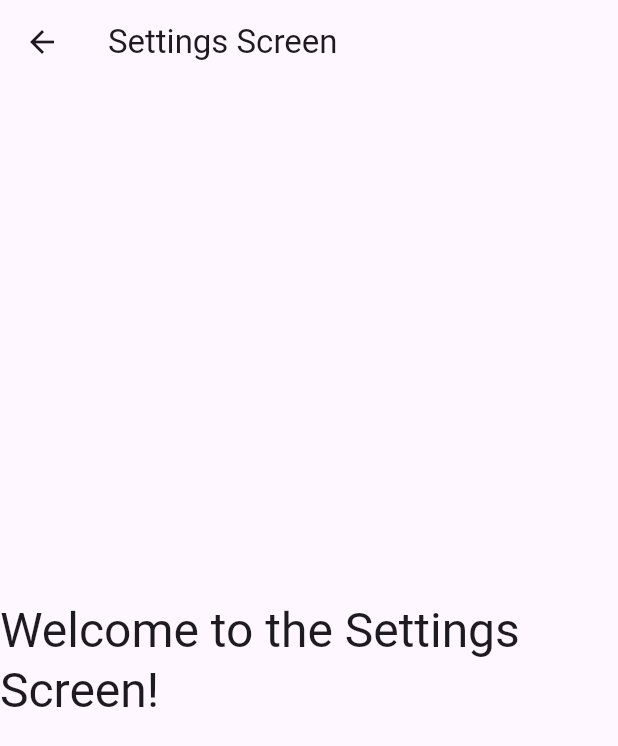
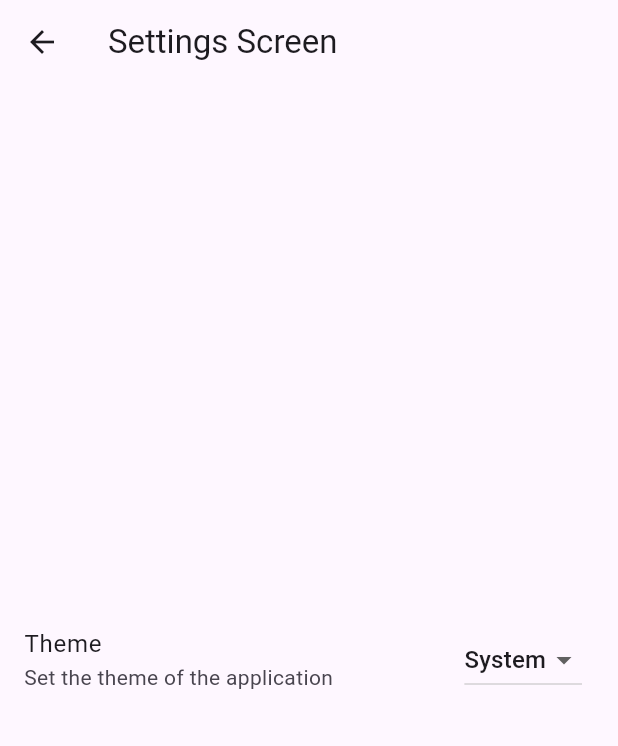
Before and after one commit to CrashTestDumm69/puptask, a Flutter app: the screen it shows after launch, after a tap on the "settings" icon, on a phone screen of 412 x 824 dp. Shown: the top 746 px of the screen. Run offline on Flutter 3.47's test engine with Material 3 defaults, Android fonts, the phone set to English and light mode, and no system bars; our stand-ins replace flutter_bloc, get_it, go_router, hive_ce; accounts and stored records are empty; statements that could not run were skipped.

Commit message:
Implemented settings page

```diff
--- a/lib/data/repositories/settings_repository.dart
+++ b/lib/data/repositories/settings_repository.dart
@@ -4,22 +4,28 @@ import 'package:puptask/domain/models/settings.dart';
 class SettingsRepository {
   final SettingsStorageService _storageService;
 
-  SettingsRepository(this._storageService);
+  SettingsRepository({
+    required SettingsStorageService storageService
+  }) : _storageService = storageService;
+
+  Settings get settings => _storageService.settings;
 
   Future<void> init() async {
-    await _storageService.init();
+    try {
+      await _storageService.init();
+    } catch (e) {
+      rethrow;
+    }
   }
 
   Future<void> changeTheme(ThemeType theme) async {
     try {
-      final settings = _storageService.getSettings();
+      final settings = _storageService.settings;
+      if (settings.theme == theme) return;
+
       await _storageService.updateSettings(settings.copyWith(theme: theme));
     } catch (e) {
       rethrow;
     }
   }
-
-  Settings getSettings() {
-    return _storageService.getSettings();
-  }
 }
--- a/lib/data/repositories/task_repository.dart
+++ b/lib/data/repositories/task_repository.dart
@@ -11,7 +11,11 @@ class TaskRepository {
   }) : _taskStorageService = taskStorageService;
 
   Future<void> init() async {
-    await _taskStorageService.init();
+    try {
+      await _taskStorageService.init();
+    } catch (e) {
+      rethrow;
+    }
   }
 
   Future<void> addTask({required String name, required String description}) async {
--- a/lib/data/services/settings_storage_service.dart
+++ b/lib/data/services/settings_storage_service.dart
@@ -4,17 +4,25 @@ import 'package:puptask/domain/models/settings.dart';
 class SettingsStorageService {
   late final Box<Settings> _settingsBox;
 
+  static const String settingsBoxName = 'app_settings';
+  static const String settingsKey = 'user_settings';
+
   static final Settings defaultSettings = Settings(
     theme: ThemeType.system,
   );
 
+  Settings _settings = defaultSettings;
+  Settings get settings => _settings;
+
   Future<void> init() async {
     try {
-      _settingsBox = await Hive.openBox<Settings>('settings');
+      _settingsBox = await Hive.openBox<Settings>(settingsBoxName);
 
       if (_settingsBox.isEmpty) {
-        await _settingsBox.put('settings', defaultSettings);
+        await _settingsBox.put(settingsKey, defaultSettings);
       }
+
+      _settings = _settingsBox.get(settingsKey) ?? defaultSettings;
     } catch (e) {
       rethrow;
     }
@@ -22,17 +30,10 @@ class SettingsStorageService {
 
   Future<void> updateSettings(Settings settings) async {
     try {
-      await _settingsBox.put('settings', settings);
+      await _settingsBox.put(settingsKey, settings);
+      _settings = settings;
     } catch (e) {
       rethrow;
     }
   }
-
-  Settings getSettings() {
-    final settings = _settingsBox.get('settings');
-    if (settings == null) {
-      return defaultSettings;
-    }
-    return settings;
-  }
 }
--- a/lib/data/services/task_storage_service.dart
+++ b/lib/data/services/task_storage_service.dart
@@ -6,12 +6,14 @@ import 'package:puptask/domain/models/task.dart';
 class TaskStorageService {
   late final Box<Task> _taskBox;
 
+  static const String taskBoxName = 'tasks';
+
   List<Task> _tasks = [];
   List<Task> get tasks => _tasks;
 
   Future<void> init() async {
     try {
-      _taskBox = await Hive.openBox<Task>('tasks');
+      _taskBox = await Hive.openBox<Task>(taskBoxName);
       _tasks = _getTasks();
     } catch (e) {
       rethrow;
--- a/lib/domain/models/settings.dart
+++ b/lib/domain/models/settings.dart
@@ -3,7 +3,20 @@ import 'package:hive_ce/hive.dart';
 enum ThemeType {
   light,
   dark,
-  system,
+  system
+}
+
+extension ThemeDisplayNameExtension on ThemeType {
+  String get displayName {
+    switch (this) {
+      case ThemeType.light:
+        return 'Light';
+      case ThemeType.dark:
+        return 'Dark';
+      case ThemeType.system:
+        return 'System';
+    }
+  }
 }
 
 class Settings extends HiveObject {
--- a/lib/routing/router.dart
+++ b/lib/routing/router.dart
@@ -19,7 +19,7 @@ final GoRouter router = GoRouter(
     GoRoute(
       path: Routes.settings,
       builder: (BuildContext context, GoRouterState state) {
-        return const SettingsScreen();
+        return SettingsScreen(viewModel: sl());
       },
     ),
   ],
--- /dev/null
+++ b/lib/ui/features/settings/view_model/settings_event.dart
@@ -0,0 +1,11 @@
+part of 'settings_view_model.dart';
+
+abstract class SettingsEvent {}
+
+class LoadSettingsEvent extends SettingsEvent {}
+
+class ChangeThemeEvent extends SettingsEvent {
+  final String value;
+
+  ChangeThemeEvent({required this.value});
+}
--- /dev/null
+++ b/lib/ui/features/settings/view_model/settings_state.dart
@@ -0,0 +1,17 @@
+part of 'settings_view_model.dart';
+
+abstract class SettingsState {}
+
+class SettingsInitialState extends SettingsState {}
+
+class SettingsLoadedState extends SettingsState {
+  final String theme;
+
+  SettingsLoadedState({required this.theme});
+}
+
+class SettingsErrorState extends SettingsState {
+  final String message;
+
+  SettingsErrorState({required this.message});
+}
--- /dev/null
+++ b/lib/ui/features/settings/view_model/settings_view_model.dart
@@ -0,0 +1,35 @@
+import 'package:flutter_bloc/flutter_bloc.dart';
+import 'package:puptask/data/repositories/settings_repository.dart';
+import 'package:puptask/domain/models/settings.dart';
+
+part 'settings_event.dart';
+part 'settings_state.dart';
+
+class SettingsViewModel extends Bloc<SettingsEvent, SettingsState> {
+  final SettingsRepository _settingsRepository;
+
+  List<String> get themes => ThemeType.values.map((theme) => theme.displayName).toList();
+  String get currentTheme => _settingsRepository.settings.theme.displayName;
+
+  SettingsViewModel({required SettingsRepository settingsRepository})
+      : _settingsRepository = settingsRepository,
+        super(SettingsInitialState()) {
+    on<LoadSettingsEvent>((event, emit) {
+      emit(SettingsLoadedState(theme: currentTheme));
+    });
+
+    on<ChangeThemeEvent>((event, emit) async {
+      try {
+        final selectedTheme = ThemeType.values.firstWhere(
+          (theme) => theme.displayName == event.value,
+          orElse: () => ThemeType.system,
+        );
+        await _settingsRepository.changeTheme(selectedTheme);
+        emit(SettingsLoadedState(theme: currentTheme));
+      } catch (e) {
+        emit(SettingsErrorState(message: "Failed to update setting: ${e.toString()}"));
+      }
+    });
+  }
+
+}
--- a/lib/ui/features/settings/widgets/settings_screen.dart
+++ b/lib/ui/features/settings/widgets/settings_screen.dart
@@ -1,20 +1,74 @@
 import 'package:flutter/material.dart';
+import 'package:flutter_bloc/flutter_bloc.dart';
+import 'package:puptask/ui/features/settings/view_model/settings_view_model.dart';
 
-class SettingsScreen extends StatelessWidget {
-  const SettingsScreen({super.key});
+class SettingsScreen extends StatefulWidget {
+  final SettingsViewModel viewModel;
+
+  const SettingsScreen({super.key, required this.viewModel});
+
+  @override
+  State<SettingsScreen> createState() => _SettingsScreenState();
+}
+
+class _SettingsScreenState extends State<SettingsScreen> {
+  String _theme = 'System';
+
+  @override
+  void initState() {
+    super.initState();
+    WidgetsBinding.instance.addPostFrameCallback((_) {
+      widget.viewModel.add(LoadSettingsEvent());
+    });
+  }
 
   @override
   Widget build(BuildContext context) {
+    return BlocConsumer<SettingsViewModel, SettingsState>(
+      bloc: widget.viewModel,
+      listener: (context, state) {
+        if (state is SettingsErrorState) {
+          ScaffoldMessenger.of(context).showSnackBar(
+            SnackBar(content: Text(state.message)),
+          );
+
+        } else if (state is SettingsLoadedState) {
+          setState(() {
+            _theme = state.theme;
+          });
+        }
+      },
+      builder: (context, state) {
         return Scaffold(
           appBar: AppBar(
             title: const Text('Settings Screen'),
           ),
-      body: Center(
-        child: Text(
-          'Welcome to the Settings Screen!',
-          style: Theme.of(context).textTheme.headlineLarge,
+          body: Column(
+            crossAxisAlignment: CrossAxisAlignment.start,
+            mainAxisAlignment: MainAxisAlignment.spaceEvenly,
+            children: [
+              ListTile(
+                title: const Text("Theme"),
+                subtitle: Text("Set the theme of the application"),
+                trailing: DropdownButton<String>(
+                  value: _theme,
+                  items: widget.viewModel.themes.map((theme) {
+                    return DropdownMenuItem<String>(
+                      value: theme,
+                      child: Text(theme),
+                    );
+                  }).toList(),
+                  onChanged: (String? newValue) {
+                    if (newValue != null) {
+                      widget.viewModel.add(ChangeThemeEvent(value: newValue));
+                    }
+                  },
                 ),
               ),
+            ],
+          )
+        );
+      }
     );
   }
 }
--- a/lib/utils/hive/hive_adapters.dart
+++ b/lib/utils/hive/hive_adapters.dart
@@ -5,6 +5,7 @@ import 'package:puptask/domain/models/task.dart';
 
 @GenerateAdapters([
   AdapterSpec<Task>(),
+  AdapterSpec<ThemeType>(),
   AdapterSpec<Settings>()
 ])
 part 'hive_adapters.g.dart';
--- a/lib/utils/hive/hive_adapters.g.yaml
+++ b/lib/utils/hive/hive_adapters.g.yaml
@@ -1,7 +1,7 @@
 # Generated by Hive CE
 # Manual modifications may be necessary for certain migrations
 # Check in to version control
-nextTypeId: 6
+nextTypeId: 7
 types:
   Task:
     typeId: 0
@@ -17,3 +17,13 @@ types:
     fields:
       theme:
         index: 2
+  ThemeType:
+    typeId: 6
+    nextIndex: 3
+    fields:
+      light:
+        index: 0
+      dark:
+        index: 1
+      system:
+        index: 2
--- a/lib/utils/injection_container.dart
+++ b/lib/utils/injection_container.dart
@@ -1,7 +1,10 @@
 import 'package:get_it/get_it.dart';
+import 'package:puptask/data/repositories/settings_repository.dart';
 import 'package:puptask/data/repositories/task_repository.dart';
+import 'package:puptask/data/services/settings_storage_service.dart';
 import 'package:puptask/data/services/task_storage_service.dart';
 import 'package:puptask/ui/features/home/view_model/home_view_model.dart';
+import 'package:puptask/ui/features/settings/view_model/settings_view_model.dart';
 
 final GetIt sl = GetIt.instance;
 
@@ -10,4 +13,9 @@ Future<void> setUpServices() async {
   sl.registerSingleton(TaskRepository(taskStorageService: sl()));
   await sl<TaskRepository>().init();
   sl.registerSingleton(HomeViewModel(taskRepository: sl()));
+
+  sl.registerSingleton(SettingsStorageService());
+  sl.registerSingleton(SettingsRepository(storageService: sl()));
+  await sl<SettingsRepository>().init();
+  sl.registerSingleton(SettingsViewModel(settingsRepository: sl()));
 }
```
Also changed, not shown: lib/utils/hive/hive_adapters.g.dart, lib/utils/hive/hive_registrar.g.dart. Lines whose indentation alone changed are shown as unchanged.
